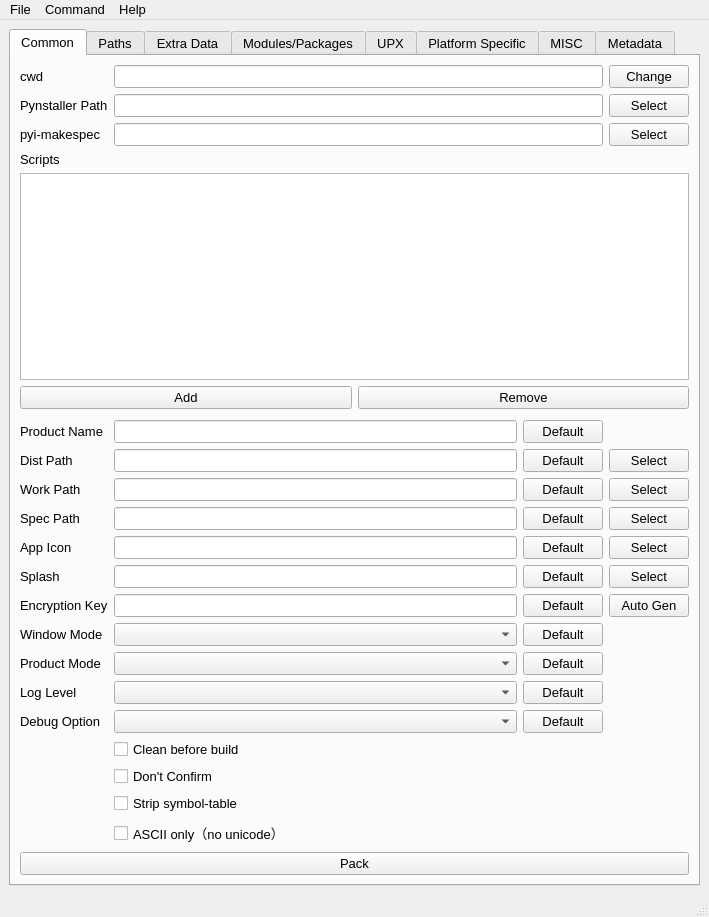
The window that ui/design/main.ui (zimolab/PyInstallerGUI) describes before a commit, drawn with Qt 5.
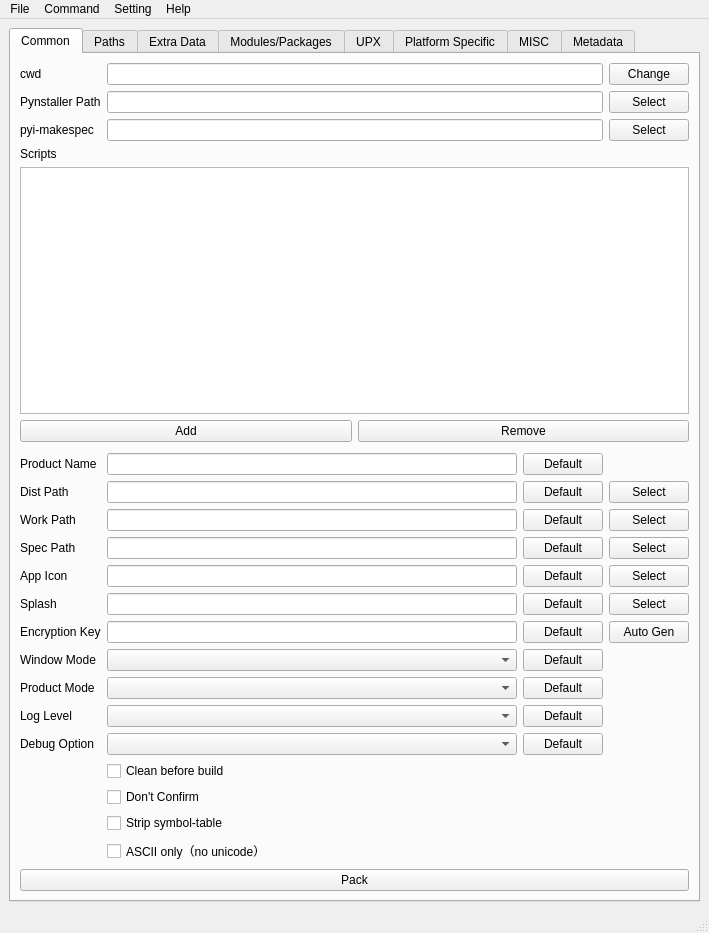
The same window after the commit. Custom widgets are drawn as their Qt base class.

The edit to the form file:
```diff
--- a/ui/design/main.ui
+++ b/ui/design/main.ui
@@ -8,15 +8,9 @@
     <x>0</x>
     <y>0</y>
     <width>709</width>
-    <height>917</height>
+    <height>933</height>
    </rect>
   </property>
-  <property name="font">
-   <font>
-    <family>Arial</family>
-    <pointsize>10</pointsize>
-   </font>
-  </property>
   <property name="acceptDrops">
    <bool>true</bool>
   </property>
@@ -1391,7 +1385,7 @@
      <x>0</x>
      <y>0</y>
      <width>709</width>
-     <height>25</height>
+     <height>26</height>
     </rect>
    </property>
    <widget class="QMenu" name="fileMenu">
@@ -1423,8 +1417,15 @@
     <addaction name="separator"/>
     <addaction name="actionHelp"/>
    </widget>
+   <widget class="QMenu" name="menuSetting">
+    <property name="title">
+     <string>Setting</string>
+    </property>
+    <addaction name="actionChangeFont"/>
+   </widget>
    <addaction name="fileMenu"/>
    <addaction name="commandMenu"/>
+   <addaction name="menuSetting"/>
    <addaction name="helpMenu"/>
   </widget>
   <widget class="QStatusBar" name="statusbar"/>
```
Left out of the diff: 5 changed lines with no effect on the pictures.
